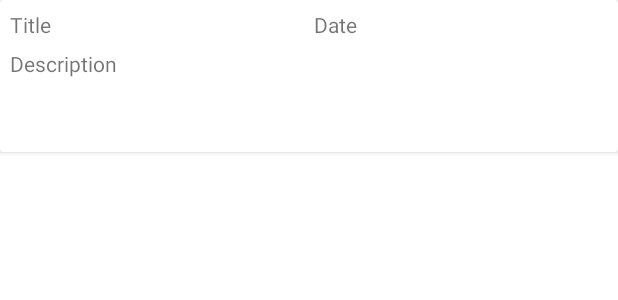
After one commit to AlexoBot/androidStudioFase, an Android app: the layout notes_rv_item.xml on its own in the app's theme, with its tools: preview values and no code run, on a phone screen of 412 x 824 dp. The commit adds this screen. Shown: the top 300 px of the screen. Run offline under Robolectric (Android 15) with nearby library versions, the phone set to English and light mode, and no system bars.

Commit message:
Running-App ver 1.0

```diff
--- a/app/src/main/AndroidManifest.xml
+++ b/app/src/main/AndroidManifest.xml
@@ -18,7 +18,7 @@
             android:name=".RegisterNotesActivity"
             android:exported="false" />
         <activity
-            android:name=".NotesActivity"
+            android:name=".ViewNotesActivity"
             android:exported="false" />
         <activity
             android:name=".ViewContactsActivity"
--- a/app/src/main/java/com/alexo/desarrollomovilfase/DBAsistente_Contacts.java
+++ b/app/src/main/java/com/alexo/desarrollomovilfase/DBAsistente_Contacts.java
@@ -12,7 +12,7 @@ import androidx.annotation.Nullable;
 import java.util.ArrayList;
 
 public class DBAsistente_Contacts extends SQLiteOpenHelper {
-    private static final int DB_VERSION = 4;
+    private static final int DB_VERSION = 6;
     private static final String DB_NAME =  "appfasedb";
     private static final String TABLE_NAME =  "contacts";
     private static final String ID_COL = "id";
--- a/app/src/main/java/com/alexo/desarrollomovilfase/LandingPageActivity.java
+++ b/app/src/main/java/com/alexo/desarrollomovilfase/LandingPageActivity.java
@@ -2,7 +2,6 @@ package com.alexo.desarrollomovilfase;
 
 import androidx.appcompat.app.AppCompatActivity;
 
-import android.annotation.SuppressLint;
 import android.content.Intent;
 import android.os.Bundle;
 import android.view.View;
@@ -48,7 +47,7 @@ public class LandingPageActivity extends AppCompatActivity {
 
     private View.OnClickListener GoToSeeNoteLay() {
         return v -> {
-            Intent i = new Intent(LandingPageActivity.this, NotesActivity.class);
+            Intent i = new Intent(LandingPageActivity.this, ViewNotesActivity.class);
             startActivity(i);
         };
     }
--- a/app/src/main/java/com/alexo/desarrollomovilfase/NotesModel.java
+++ b/app/src/main/java/com/alexo/desarrollomovilfase/NotesModel.java
@@ -29,6 +29,4 @@ public class NotesModel {
         Date = date;
     }
 
-
-
 }
--- /dev/null
+++ b/app/src/main/res/layout/notes_rv_item.xml
@@ -0,0 +1,57 @@
+<?xml version="1.0" encoding="utf-8"?>
+<LinearLayout xmlns:android="http://schemas.android.com/apk/res/android"
+    android:layout_width="match_parent"
+    android:layout_height="match_parent">
+
+    <androidx.cardview.widget.CardView
+        android:layout_width="match_parent"
+        android:layout_height="101dp">
+
+        <LinearLayout
+            android:layout_width="match_parent"
+            android:layout_height="wrap_content"
+            android:layout_margin="3dp"
+            android:orientation="vertical">
+
+            <LinearLayout
+                android:layout_width="match_parent"
+                android:layout_height="wrap_content"
+                android:orientation="horizontal"
+                android:weightSum="2">
+
+                <TextView
+                    android:id="@+id/rvNotesTitle"
+                    android:layout_width="0dp"
+                    android:layout_height="wrap_content"
+                    android:layout_weight="1"
+                    android:padding="3dp"
+                    android:text="Title" />
+
+                <TextView
+                    android:id="@+id/rvNotesDate"
+                    android:layout_width="0dp"
+                    android:layout_height="wrap_content"
+                    android:layout_weight="1"
+                    android:ems="10"
+                    android:inputType="date"
+                    android:padding="3dp"
+                    android:text="Date" />
+            </LinearLayout>
+
+            <LinearLayout
+                android:layout_width="match_parent"
+                android:layout_height="wrap_content"
+                android:orientation="horizontal"
+                android:weightSum="1">
+
+                <TextView
+                    android:id="@+id/rvNotesDesc"
+                    android:layout_width="0dp"
+                    android:layout_height="69dp"
+                    android:layout_weight="1"
+                    android:padding="3dp"
+                    android:text="Description" />
+            </LinearLayout>
+        </LinearLayout>
+    </androidx.cardview.widget.CardView>
+</LinearLayout>
```
Also changed, not shown: app/src/main/java/com/alexo/desarrollomovilfase/DBAsistente_Notes.java (+25 -3 lines), app/src/main/java/com/alexo/desarrollomovilfase/NotesActivity.java (deleted, +0 -14 lines), app/src/main/java/com/alexo/desarrollomovilfase/NotesRVAdapter.java (added, +38 -0 lines), app/src/main/java/com/alexo/desarrollomovilfase/NotesTemplateItem.java (+15 -1 lines), app/src/main/java/com/alexo/desarrollomovilfase/ViewNotesActivity.java (added, +28 -0 lines), app/src/main/res/layout/activity_notes.xml (+4 -4 lines).
